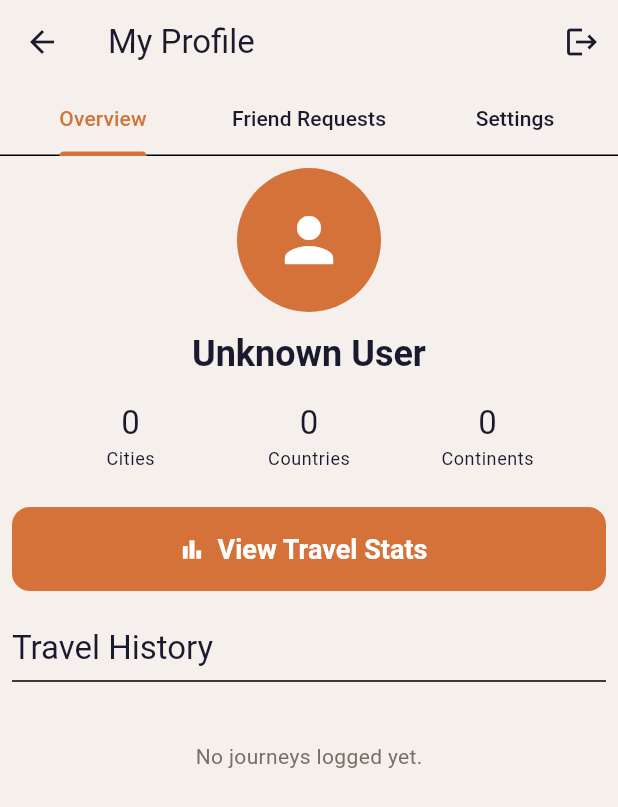
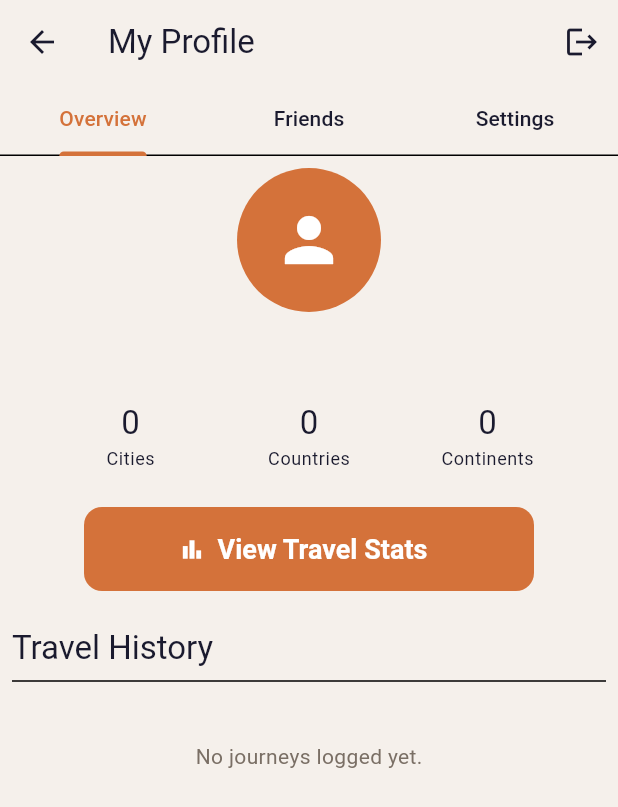
Before and after one commit to maxpaul04/roamly, a Flutter app: the ProfilePage screen opened directly with empty values, on a phone screen of 412 x 824 dp. Shown: the top 807 px of the screen. Run offline on Flutter 3.47's test engine with Material 3 defaults, Android fonts, the phone set to English and light mode, and no system bars; our stand-ins replace firebase_auth, firebase_core, fl_chart, image_picker, sqflite; accounts and stored records are empty; statements that could not run were skipped.

Commit message:
redesign friend request tab to friends tab; fix minor stale state change bugs

```diff
--- a/lib/screens/profile_page.dart
+++ b/lib/screens/profile_page.dart
@@ -39,24 +39,11 @@
   State<ProfilePage> createState() => _ProfilePageState();
 }
 
-class _ProfilePageState extends State<ProfilePage> with SingleTickerProviderStateMixin {
+class _ProfilePageState extends State<ProfilePage> {
   final _authService = AuthService();
-  late TabController _tabController;
 
   //check if the viewed user is the current user for conditional rendering
   bool get isOwnProfile => FirebaseAuth.instance.currentUser?.uid == widget.viewedUid;
-
-  @override
-  void initState() {
-    super.initState();
-    _tabController = TabController(length: isOwnProfile ? 3 : 1, vsync: this);
-  }
-
-  @override
-  void dispose() {
-    _tabController.dispose();
-    super.dispose();
-  }
 
   void _showLogoutConfirmation() {
     showDialog(
@@ -81,6 +68,30 @@
     );
   }
 
+  void _showUnfriendConfirmation(int friendUid, String friendName) {
+    showDialog(
+      context: context,
+      builder: (context) => AlertDialog(
+        title: const Text('Remove Friend'),
+        content: Text('Are you sure you want to unfriend $friendName?'),
+        actions: [
+          TextButton(
+            onPressed: () => Navigator.pop(context),
+            child: const Text('Cancel'),
+          ),
+          TextButton(
+            onPressed: () async {
+              Navigator.pop(context);
+              await widget.friendshipRepository.removeFriend(friendUid);
+              setState(() {});
+            },
+            child: const Text('Unfriend', style: TextStyle(color: Colors.red)),
+          ),
+        ],
+      ),
+    );
+  }
+
   @override
   Widget build(BuildContext context) {
     final theme = Theme.of(context);
@@ -97,7 +108,9 @@
         if (user == null) return _buildLoggedOutProfile(theme);
 
         //conditional rendering depending if own profile or not
-        return Scaffold(
+        return DefaultTabController(
+          length: isOwnProfile ? 3 : 1,
+          child: Scaffold(
             appBar: AppBar(
               title: Text(isOwnProfile ? 'My Profile' : 'Profile'),
               actions: [
@@ -107,22 +120,21 @@
               ],
               bottom: isOwnProfile
                   ? TabBar(
-              controller: _tabController,
                 tabs: const [
                   Tab(text: 'Overview'),
-                Tab(text: 'Friend Requests'),
+                  Tab(text: 'Friends'),
                   Tab(text: 'Settings')
                 ],
               )
                   : null,
             ),
             body: TabBarView(
-            controller: _tabController,
               children: [
                 _buildOverviewTab(),
-              if (isOwnProfile) _buildRequestsTab(),
+                if (isOwnProfile) _buildFriendsTab(),
                 if (isOwnProfile) _buildSettingsTab(),
               ],
+            ),
           ),
         );
       },
@@ -187,7 +199,10 @@
         final logs = (snapshot.data?[0] as List<CityEntry>?) ?? [];
         final userModel = snapshot.data?[1] as UserModel?;
         final stats = snapshot.data?[2] as Stats;
-        final userName = userModel?.userName ?? 'Unknown User';
+
+        final userName = userModel?.userName
+          ?? FirebaseAuth.instance.currentUser?.displayName
+          ?? 'Unknown User';
 
         return ListView(
           padding: const EdgeInsets.all(8),
@@ -221,7 +236,9 @@
             ),
             const SizedBox(height: 24),
 
-            ElevatedButton.icon(
+            Center(child: SizedBox(
+                width: 300,
+                child: ElevatedButton.icon(
                   onPressed: () {
                     if (isOwnProfile) {
                       widget.onNavigateToStats();
@@ -236,6 +253,9 @@
                   icon: const Icon(Icons.bar_chart),
                   label: const Text('View Travel Stats'),
                 ),
+              ),
+            ),
+
             const SizedBox(height: 24),
 
             Text('Travel History', style: Theme.of(context).textTheme.titleLarge),
@@ -254,29 +274,36 @@
   }
 
   //Friends Tab
-  Widget _buildRequestsTab() {
+  Widget _buildFriendsTab() {
     final currentUid = FirebaseAuth.instance.currentUser?.uid ?? '';
 
-    return FutureBuilder<List<FriendshipModel>>(
-      future: widget.friendshipRepository.pendingReceivedBy(currentUid),
+    return FutureBuilder<List<dynamic>>(
+      future: Future.wait([
+        widget.friendshipRepository.pendingReceivedBy(currentUid),
+        widget.friendshipRepository.friendsOf(currentUid),
+      ]),
       builder: (context, snapshot) {
         if (snapshot.connectionState == ConnectionState.waiting) {
           return const Center(child: CircularProgressIndicator());
         }
 
-        final requests = snapshot.data ?? [];
+        final requests = (snapshot.data?[0] as List<FriendshipModel>?) ?? [];
+        final friends = (snapshot.data?[1] as List<FriendshipModel>?) ?? [];
 
-        if(requests.isEmpty) {
-          return const Center(child: Text('No pending Friend Requests'));
+        if (requests.isEmpty && friends.isEmpty) {
+          return const Center(child: Text('No friends yet'));
         }
 
-        return ListView.builder(
-          itemCount: requests.length,
-          itemBuilder: (context, index) {
-            final friendRequests = requests[index];
-
+        return ListView(
+          children: [
+            if (requests.isNotEmpty) ...[
+              Padding(
+                padding: const EdgeInsets.fromLTRB(16, 16, 16, 8),
+                child: Text('Requests', style: Theme.of(context).textTheme.titleMedium),
+              ),
+              ...requests.map((friendRequest) {
                 return FutureBuilder<UserModel?>(
-              future: widget.userRepository.getUser(friendRequests.requesterUid),
+                  future: widget.userRepository.getUser(friendRequest.requesterUid),
                   builder: (context, userSnapshot) {
                     final requester = userSnapshot.data?.userName ?? 'Unknown User';
 
@@ -285,23 +312,64 @@
                       title: Text(requester),
                       subtitle: const Text('Sent you a friend request'),
                       trailing: FriendshipActionButton(
-                    friendship: friendRequests,
+                        friendship: friendRequest,
                         currentUid: currentUid,
                         onAdd: () {},
                         onRespond: (accept) async {
                           await widget.friendshipRepository.respondToRequest(
-                        friendRequests.id,
+                            friendRequest.id,
                             accept: accept,
                           );
                           setState(() {});
                         },
                       ),
                     );
-              }
+                  },
                 );
-          }
+              }),
+            ],
+            if (friends.isNotEmpty) ...[
+              Padding(
+                padding: const EdgeInsets.fromLTRB(16, 16, 16, 8),
+                child: Text('Friends', style: Theme.of(context).textTheme.titleMedium),
+              ),
+              ...friends.map((friendship) {
+                final otherUid = friendship.requesterUid == currentUid
+                    ? friendship.receiverUid
+                    : friendship.requesterUid;
+
+                return FutureBuilder<UserModel?>(
+                  future: widget.userRepository.getUser(otherUid),
+                  builder: (context, userSnapshot) {
+                    final friendName = userSnapshot.data?.userName ?? 'Unknown User';
+
+                    return ListTile(
+                      leading: const CircleAvatar(child: Icon(Icons.person)),
+                      title: Text(friendName),
+                      onTap: () => Navigator.push(
+                        context,
+                        MaterialPageRoute(
+                          builder: (context) => ProfilePage(
+                            cityRepository: widget.cityRepository,
+                            userRepository: widget.userRepository,
+                            friendshipRepository: widget.friendshipRepository,
+                            viewedUid: otherUid,
+                            onNavigateToStats: () {  },
+                          ),
+                        ),
+                      ),
+                      trailing: IconButton(
+                        icon: const Icon(Icons.person_remove_outlined),
+                        onPressed: () => _showUnfriendConfirmation(friendship.id, friendName),
+                      ),
                     );
-      }
+                  },
+                );
+              }),
+            ],
+          ],
+        );
+      },
     );
   }
 
```
Lines whose indentation alone changed are shown as unchanged.
